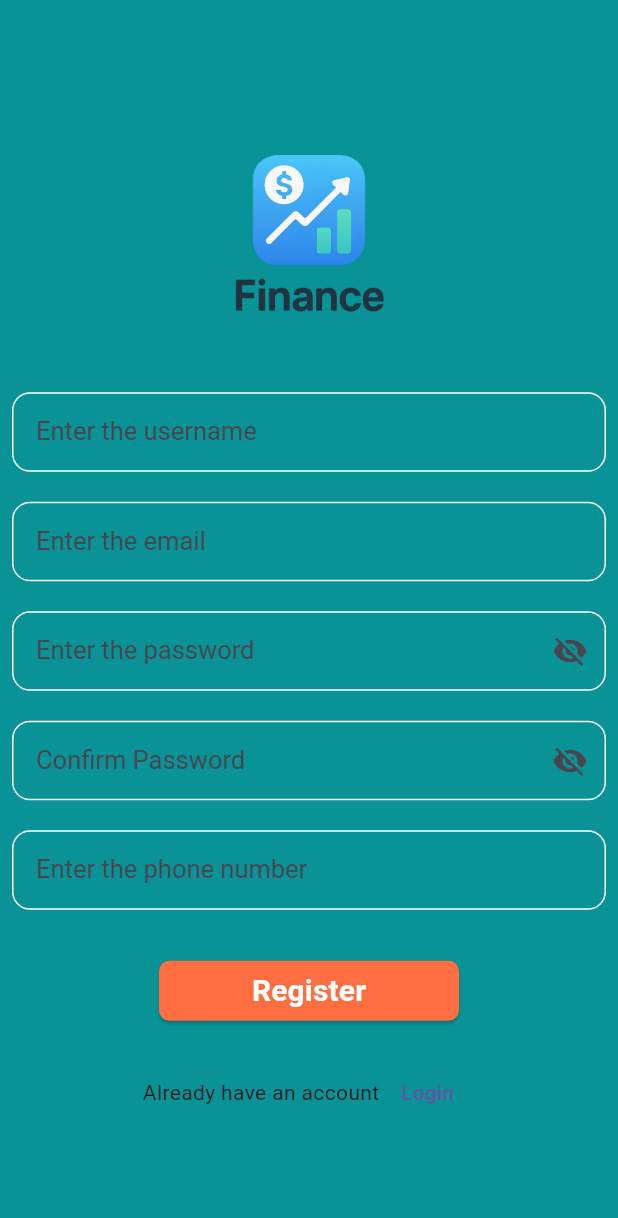
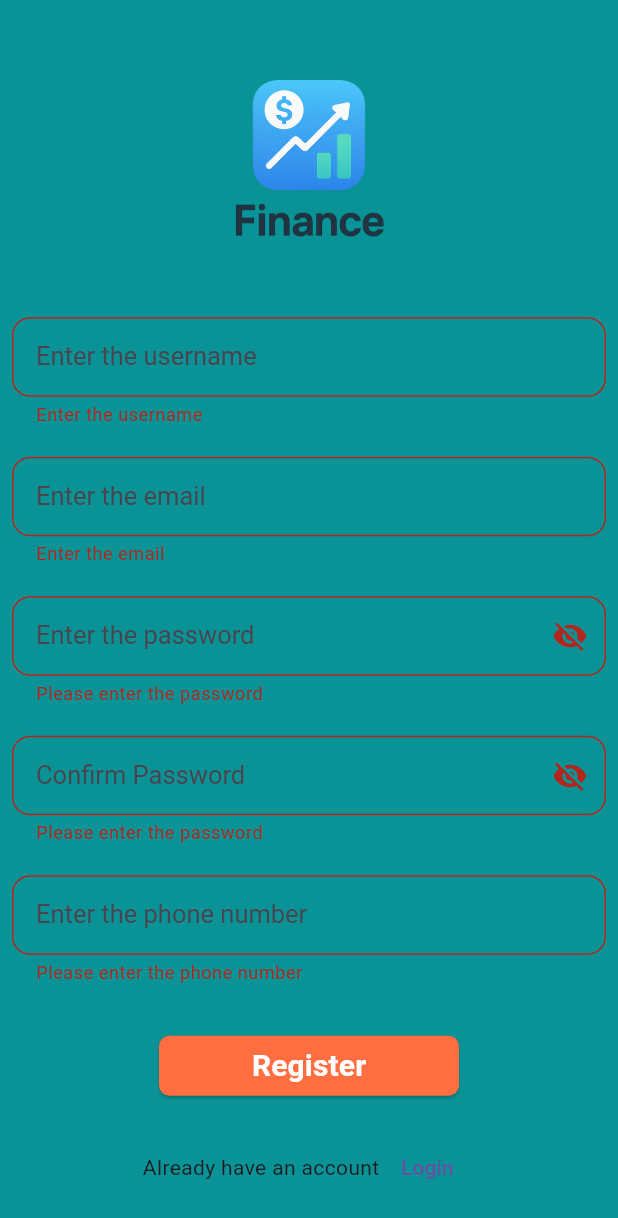
Before and after one commit to mithunprem99/finance_tracker_app, a Flutter app: the Register screen opened by its route, after a tap on "Register", on a phone screen of 412 x 824 dp. Shown: the top 1218 px of the screen. Run offline on Flutter 3.47's test engine with Material 3 defaults, Android fonts, the phone set to English and light mode, and no system bars; our stand-ins replace hive, hive_flutter; accounts and stored records are empty.

Commit message:
Completed the login and register using hive

```diff
--- /dev/null
+++ b/lib/models/user_models.dart
@@ -0,0 +1,25 @@
+import 'package:hive/hive.dart';
+
+part 'user_models.g.dart';
+
+@HiveType(typeId: 0)
+class UserModels extends HiveObject {
+  @HiveField(0)
+  late String email;
+  @HiveField(1)
+  late String password;
+  @HiveField(2)
+  late String name;
+  @HiveField(3)
+  late String phonenumber;
+  @HiveField(4)
+  late int status;
+
+  UserModels({
+    required this.email,
+    required this.name,
+    required this.password,
+    required this.phonenumber,
+    required this.status,
+  });
+}
--- a/lib/screens/register.dart
+++ b/lib/screens/register.dart
@@ -1,7 +1,10 @@
+import 'package:finance_app/models/user_models.dart';
+import 'package:finance_app/services/auth_service.dart';
 import 'package:finance_app/widgets/custom_button.dart';
 import 'package:finance_app/widgets/custom_text_form_fields.dart';
 import 'package:flutter/material.dart';
 import 'package:flutter/services.dart';
+import 'package:provider/provider.dart';
 
 class Register extends StatefulWidget {
   const Register({super.key});
@@ -17,10 +20,16 @@ class _RegisterState extends State<Register> {
   TextEditingController _confirmPasswordController = TextEditingController();
   TextEditingController _numberController = TextEditingController();
   final _registerKey = GlobalKey<FormState>();
+
   @override
   Widget build(BuildContext context) {
+    final authService = Provider.of<AuthService>(context);
     return Scaffold(
-      body: Container(
+      body: CustomScrollView(
+        slivers: [
+          SliverFillRemaining(
+            hasScrollBody: false,
+            child: Container(
               padding: EdgeInsets.all(8.0),
               height: double.infinity,
               width: double.infinity,
@@ -29,9 +38,18 @@ class _RegisterState extends State<Register> {
                 child: Column(
                   mainAxisAlignment: MainAxisAlignment.center,
                   children: [
-              Image.asset('assets/images/logo.png', width: 170, height: 170),
+                    Image.asset(
+                      'assets/images/logo.png',
+                      width: 170,
+                      height: 170,
+                    ),
                     SizedBox(height: 20),
                     CustomTextFormFields(
+                      validator: (value) {
+                        if (value!.isEmpty) {
+                          return "Enter the username";
+                        }
+                      },
                       textEditingController: _nameController,
                       hintText: "Enter the username",
                       obscureText: false,
@@ -39,6 +57,14 @@ class _RegisterState extends State<Register> {
                     ),
                     SizedBox(height: 20),
                     CustomTextFormFields(
+                      validator: (value) {
+                        if (value!.isEmpty) {
+                          return "Enter the email";
+                        }
+                        if (!value.contains('@gmail.com')) {
+                          return 'Enter the correct email format';
+                        }
+                      },
                       textEditingController: _emailController,
                       hintText: "Enter the email",
                       obscureText: false,
@@ -46,6 +72,14 @@ class _RegisterState extends State<Register> {
                     ),
                     SizedBox(height: 20),
                     CustomTextFormFields(
+                      validator: (value) {
+                        if (value!.isEmpty) {
+                          return 'Please enter the password';
+                        }
+                        if (value.length <= 6) {
+                          return 'Enter the password with minimum length of 6';
+                        }
+                      },
                       textEditingController: _passwordController,
                       hintText: "Enter the password",
                       obscureText: true,
@@ -53,6 +87,14 @@ class _RegisterState extends State<Register> {
                     ),
                     SizedBox(height: 20),
                     CustomTextFormFields(
+                      validator: (value) {
+                        if (value!.isEmpty) {
+                          return 'Please enter the password';
+                        }
+                        if (value.length <= 6) {
+                          return 'Enter the password with minimum length of 6';
+                        }
+                      },
                       textEditingController: _confirmPasswordController,
                       hintText: "Confirm Password",
                       obscureText: true,
@@ -60,6 +102,11 @@ class _RegisterState extends State<Register> {
                     ),
                     SizedBox(height: 20),
                     CustomTextFormFields(
+                      validator: (value) {
+                        if (value!.isEmpty) {
+                          return 'Please enter the phone number';
+                        }
+                      },
                       keyboardType: TextInputType.numberWithOptions(),
 
                       textEditingController: _numberController,
@@ -69,7 +116,31 @@ class _RegisterState extends State<Register> {
                     ),
                     SizedBox(height: 30),
                     CustomButton(
-                  onPressed: () {
+                      onPressed: () async{
+                        if (_registerKey.currentState!.validate()) {
+                          showDialog(
+                            barrierDismissible: false,
+                            context: context,
+                            builder: (context) {
+                              return Center(child: CircularProgressIndicator());
+                            },
+                          );
+                          UserModels user = UserModels(
+                            email: _emailController.text.trim(),
+                            name: _nameController.text.trim(),
+                            password: _passwordController.text.trim(),
+                            phonenumber: _numberController.text.trim(),
+                            status: 1,
+                          );
+
+                          final res = await authService.registerUser(user);
+                            Navigator.pop(context);
+
+                          if(res == true){
+
+                            Navigator.pop(context);
+                          }
+                        }
                         //login logic
 
                         //get user fom hive
@@ -97,6 +168,9 @@ class _RegisterState extends State<Register> {
                 ),
               ),
             ),
+          ),
+        ],
+      ),
     );
   }
 }
--- a/lib/widgets/custom_text_form_fields.dart
+++ b/lib/widgets/custom_text_form_fields.dart
@@ -6,7 +6,7 @@ class CustomTextFormFields extends StatefulWidget {
   String? hintText;
   final bool isPassword;
   final TextInputType? keyboardType;
-
+  final String? Function(String?)? validator;
   bool obscureText;
   CustomTextFormFields({
     super.key,
@@ -15,6 +15,7 @@ class CustomTextFormFields extends StatefulWidget {
     required this.obscureText,
     this.isPassword = false,
     this.keyboardType,
+    this.validator,
   });
 
   @override
@@ -65,15 +66,7 @@ class _CustomTextFormFieldsState extends State<CustomTextFormFields> {
               )
             : null,
       ),
-      validator: (value) {
-        if (value == null || value.isEmpty) {
-          return widget.isPassword ? 'Enter password' : 'Enter email';
-        }
-        if (!widget.isPassword && !value.contains('@')) {
-          return 'Enter a valid email';
-        }
-        return null;
-      },
+      validator: widget.validator,
     );
   }
 }
--- a/pubspec.yaml
+++ b/pubspec.yaml
@@ -36,8 +36,8 @@ dependencies:
   cupertino_icons: ^1.0.8
   hive: ^2.2.3
   hive_flutter: ^1.1.0
-  hive_generator: ^2.0.1
-  build_runner: ^2.4.15
+  provider: ^6.1.5
+
 
 dev_dependencies:
   flutter_test:
@@ -49,6 +49,8 @@ dev_dependencies:
   # package. See that file for information about deactivating specific lint
   # rules and activating additional ones.
   flutter_lints: ^5.0.0
+  hive_generator: ^2.0.1
+  build_runner: ^2.4.15
 
 # For information on the generic Dart part of this file, see the
 # following page: https://dart.dev/tools/pub/pubspec
```
Also changed, not shown: lib/main.dart (+21 -5 lines), lib/screens/home.dart (added, +15 -0 lines), lib/screens/login.dart (+45 -5 lines), lib/services/auth_service.dart (added, +36 -0 lines), lib/models/user_models.g.dart (added), pubspec.lock, 1 other file. Lines whose indentation alone changed are shown as unchanged.
